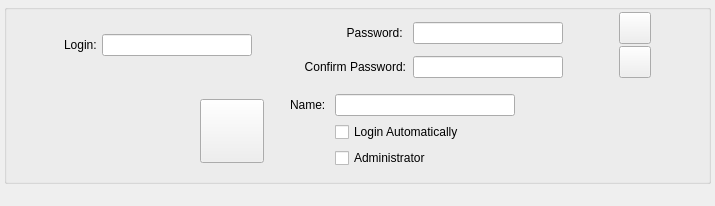
This is ui/widgets/userwidget.ui in Inkane/Tribe as Qt 5 draws it before an edit. The edited form follows.
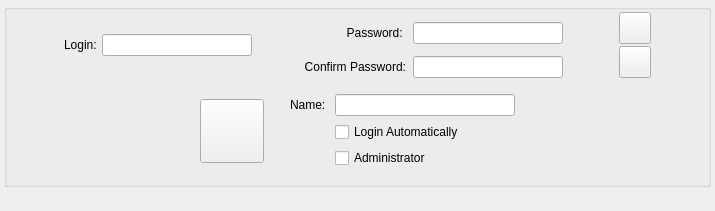
This is the edited form.

Patch:
```diff
--- a/ui/widgets/userwidget.ui
+++ b/ui/widgets/userwidget.ui
@@ -7,7 +7,7 @@
     <x>0</x>
     <y>0</y>
     <width>715</width>
-    <height>206</height>
+    <height>211</height>
    </rect>
   </property>
   <property name="sizePolicy">
@@ -358,7 +358,7 @@
         <property name="sizeHint" stdset="0">
          <size>
           <width>20</width>
-          <height>2</height>
+          <height>5</height>
          </size>
         </property>
        </spacer>
```
